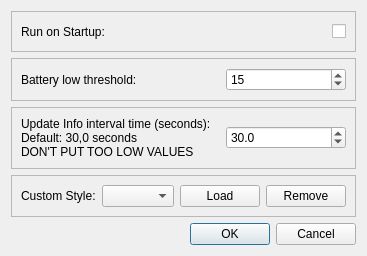
This is src/UI/settingswindow.ui in LeoKlaus/HeadsetControl-GUI as Qt 5 draws it before an edit. The edited form follows.
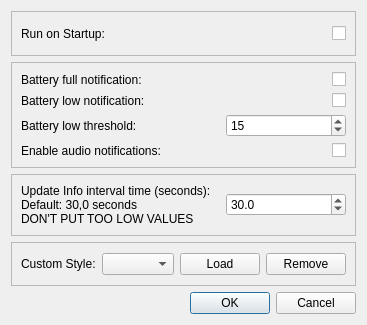
This is the edited form.

Commit message: Added newer Notification App settings

```diff
--- a/src/UI/settingswindow.ui
+++ b/src/UI/settingswindow.ui
@@ -6,8 +6,8 @@
    <rect>
     <x>0</x>
     <y>0</y>
-    <width>352</width>
-    <height>256</height>
+    <width>361</width>
+    <height>325</height>
    </rect>
   </property>
   <property name="windowTitle">
@@ -69,8 +69,31 @@
      <property name="frameShadow">
       <enum>QFrame::Raised</enum>
      </property>
-     <layout class="QHBoxLayout" name="horizontalLayout_2">
-      <item>
+     <layout class="QGridLayout" name="gridLayout">
+      <item row="1" column="0">
+       <widget class="QLabel" name="battertlownotificationLabel">
+        <property name="sizePolicy">
+         <sizepolicy hsizetype="Preferred" vsizetype="Minimum">
+          <horstretch>0</horstretch>
+          <verstretch>0</verstretch>
+         </sizepolicy>
+        </property>
+        <property name="text">
+         <string>Battery low notification:</string>
+        </property>
+       </widget>
+      </item>
+      <item row="0" column="1">
+       <widget class="QCheckBox" name="batteryfullnotificationCheckBox">
+        <property name="layoutDirection">
+         <enum>Qt::LayoutDirection::RightToLeft</enum>
+        </property>
+        <property name="text">
+         <string/>
+        </property>
+       </widget>
+      </item>
+      <item row="2" column="0">
        <widget class="QLabel" name="batterylowtresholdLabel">
         <property name="sizePolicy">
          <sizepolicy hsizetype="Preferred" vsizetype="Minimum">
@@ -83,7 +106,20 @@
         </property>
        </widget>
       </item>
-      <item>
+      <item row="0" column="0">
+       <widget class="QLabel" name="batteryfullnotificationLabel">
+        <property name="sizePolicy">
+         <sizepolicy hsizetype="Preferred" vsizetype="Minimum">
+          <horstretch>0</horstretch>
+          <verstretch>0</verstretch>
+         </sizepolicy>
+        </property>
+        <property name="text">
+         <string>Battery full notification:</string>
+        </property>
+       </widget>
+      </item>
+      <item row="2" column="1">
        <widget class="QSpinBox" name="batterylowtresholdSpinBox">
         <property name="minimumSize">
          <size>
@@ -105,6 +141,39 @@
         </property>
        </widget>
       </item>
+      <item row="1" column="1">
+       <widget class="QCheckBox" name="batterylownotificationCheckBox">
+        <property name="layoutDirection">
+         <enum>Qt::LayoutDirection::RightToLeft</enum>
+        </property>
+        <property name="text">
+         <string/>
+        </property>
+       </widget>
+      </item>
+      <item row="3" column="1">
+       <widget class="QCheckBox" name="enableaudioNotificationCheckBox">
+        <property name="layoutDirection">
+         <enum>Qt::LayoutDirection::RightToLeft</enum>
+        </property>
+        <property name="text">
+         <string/>
+        </property>
+       </widget>
+      </item>
+      <item row="3" column="0">
+       <widget class="QLabel" name="label_4">
+        <property name="sizePolicy">
+         <sizepolicy hsizetype="Preferred" vsizetype="Minimum">
+          <horstretch>0</horstretch>
+          <verstretch>0</verstretch>
+         </sizepolicy>
+        </property>
+        <property name="text">
+         <string>Enable audio notifications:</string>
+        </property>
+       </widget>
+      </item>
      </layout>
     </widget>
    </item>
```
Left out of the diff: 22 changed lines with no effect on the pictures. The commit also changes 8 other files.
